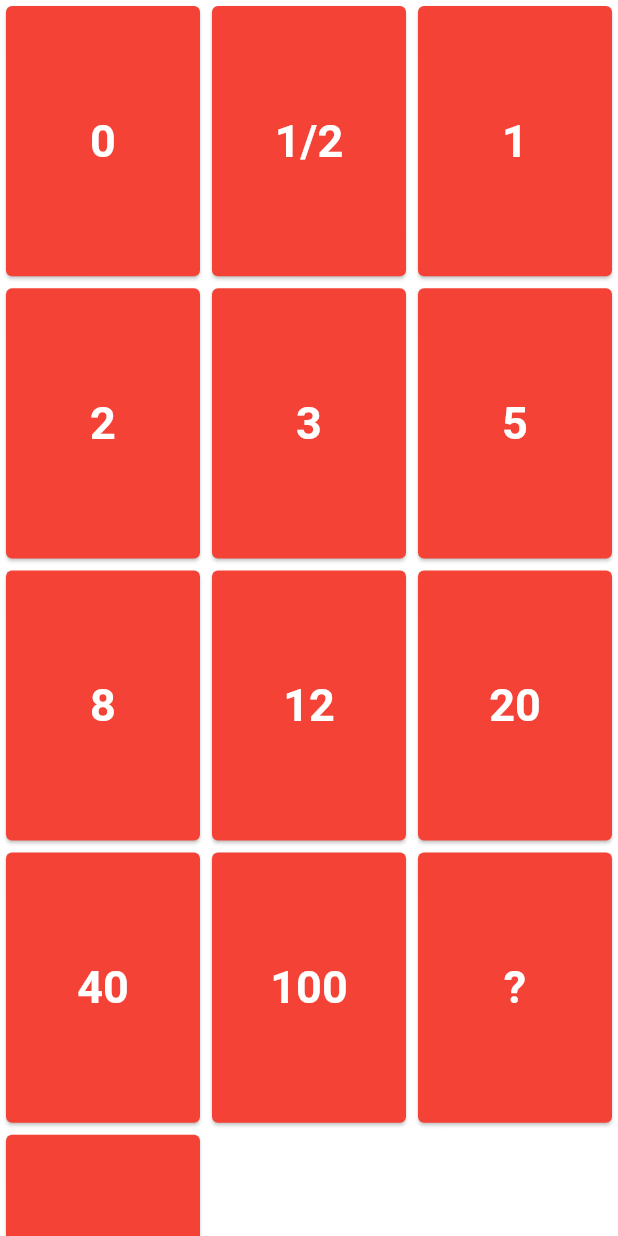
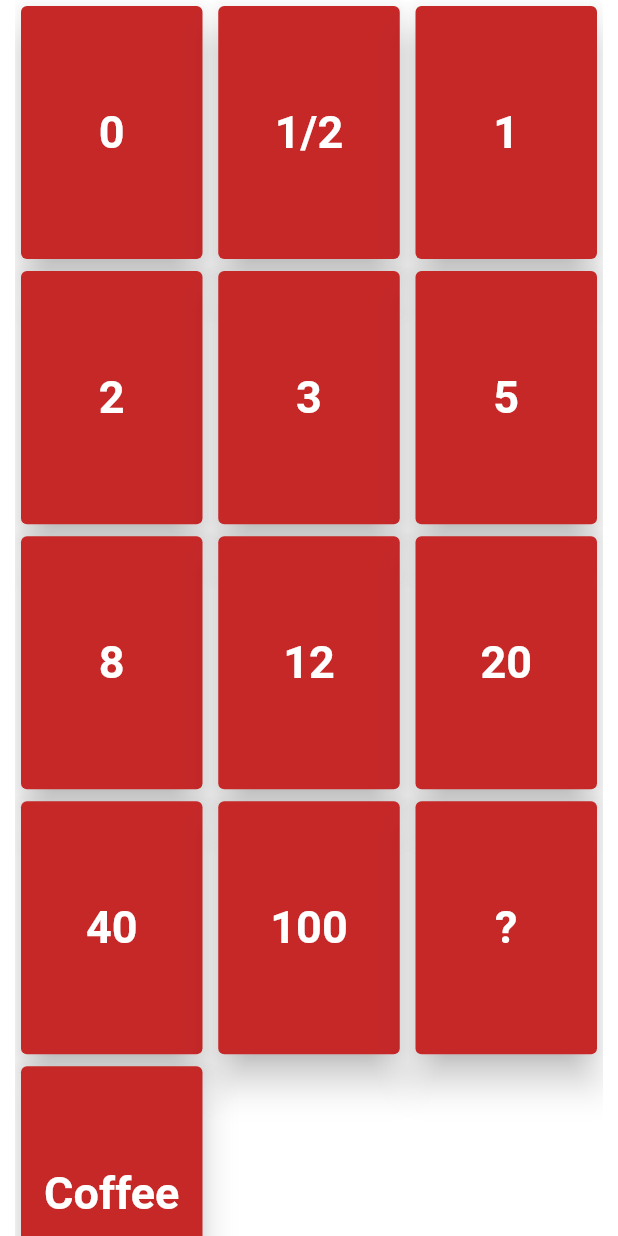
Before and after one commit to rawstarrr/poker_cards, a Flutter app: the screen it shows after launch, on a phone screen of 412 x 824 dp. Run offline on Flutter 3.47's test engine with Material 2 defaults, Android fonts, the light colour scheme and no system bars.

Commit message:
style card items

```diff
--- a/lib/cards.dart
+++ b/lib/cards.dart
@@ -19,11 +19,16 @@ class Cards extends StatelessWidget {
 
   @override
   Widget build(BuildContext context) {
-    return GridView.count(
-      crossAxisCount: 3,
-      childAspectRatio: 0.73,
-      semanticChildCount: items.length,
-      children: items.map((text) => SmallCard(text: text)).toList(),
+    return Container(
+      color: Colors.white,
+      padding: EdgeInsets.symmetric(horizontal: 10),
+      child: GridView.count(
+        crossAxisCount: 3,
+        childAspectRatio: 0.73,
+        crossAxisSpacing: 2.5,
+        semanticChildCount: items.length,
+        children: items.map((text) => SmallCard(text: text)).toList(),
+      ),
     );
   }
 }
@@ -36,7 +41,8 @@ class SmallCard extends StatelessWidget {
   @override
   Widget build(BuildContext context) {
     return Card(
-      color: Colors.red,
+      elevation: 10,
+      color: Colors.red[800],
       child: Center(
         child: Text(
           text,
```
